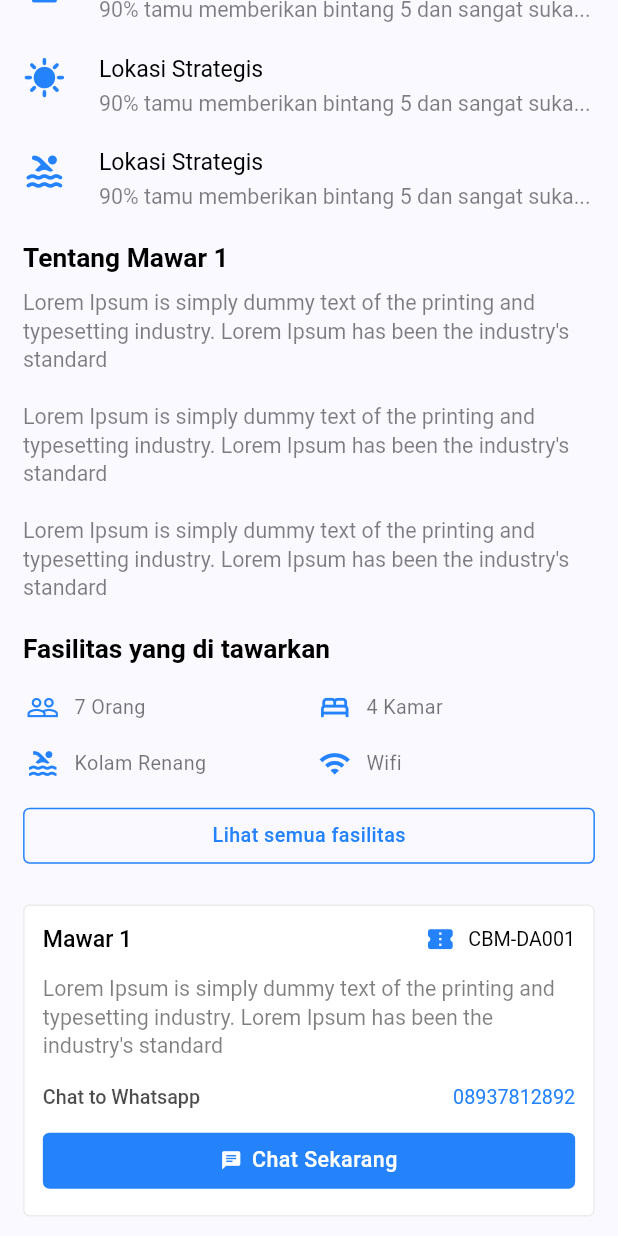
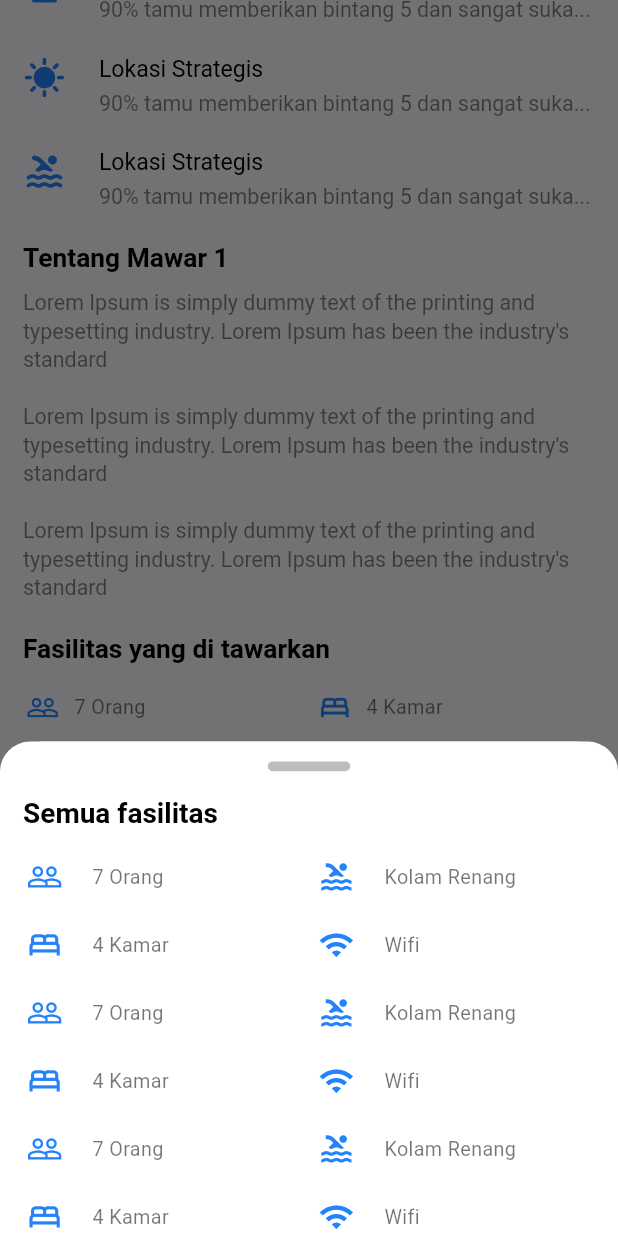
Before and after one commit to rogersovich/villa_idealis, a Flutter app: the VillaPages screen opened by its route, scrolled down 311 dp, after a tap on "Lihat semua fasilitas", on a phone screen of 412 x 824 dp. Run offline on Flutter 3.47's test engine with Material 2 defaults, Android fonts, the phone set to English and light mode, and no system bars; our stand-ins replace carousel_slider, dio, hexcolor; network calls fail.

Commit message:
Update Modal Facility

```diff
--- a/lib/src/core/utils/widget_util.dart
+++ b/lib/src/core/utils/widget_util.dart
@@ -2,7 +2,6 @@ import 'package:flutter/material.dart';
 
 import '../../../size_config.dart';
 import '../constant/color_constant.dart';
-
 
 //* DIVIDER
 Divider buildDivider(
@@ -22,9 +21,14 @@ Divider buildDivider(
   );
 }
 
-//* VERTICAL SPACING
-SizedBox buildSpacing(BuildContext context, {double height = 2}) {
-  return SizedBox(
-    height: getProportionateScreenHeight(context, height),
-  );
+//* VERTICAL & HORIZONTAL SPACING
+SizedBox buildSpacing(BuildContext context,
+    {double size = 2, String type = 'vertical'}) {
+  return type == 'vertical'
+      ? SizedBox(
+          height: getProportionateScreenHeight(context, size),
+        )
+      : SizedBox(
+          width: getProportionateScreenWidth(context, size),
+        );
 }
--- a/lib/src/feature/example/example_pages.dart
+++ b/lib/src/feature/example/example_pages.dart
@@ -17,12 +17,11 @@ class ExamplePages extends StatefulWidget {
 
 class _ExamplePagesState extends State<ExamplePages> {
   Dio dio = Dio();
-  late Future<CharactersReponse> charactersFuture;
+  // late Future<CharactersReponse> charactersFuture;
 
   @override
   void initState() {
     super.initState();
-    charactersFuture = fetchData();
   }
 
   Future<CharactersReponse> fetchData() async {
@@ -60,7 +59,7 @@ class _ExamplePagesState extends State<ExamplePages> {
         child: Column(
           children: [
             FutureBuilder<CharactersReponse>(
-              future: charactersFuture,
+              future: fetchData(),
               builder: (context, snapshot) {
                 if (snapshot.connectionState == ConnectionState.waiting) {
                   return const Center(child: CircularProgressIndicator());
--- a/lib/src/feature/villla/presentation/pages/villa_pages.dart
+++ b/lib/src/feature/villla/presentation/pages/villa_pages.dart
@@ -1,3 +1,5 @@
+// ignore_for_file: library_private_types_in_public_api
+
 import 'package:flutter/material.dart';
 import 'package:url_launcher/url_launcher.dart';
 import 'package:villa_idealis/size_config.dart';
@@ -6,32 +8,17 @@ import 'package:villa_idealis/src/core/utils/button_util.dart';
 import 'package:villa_idealis/src/core/utils/text_util.dart';
 
 import '../../../home/data/models/facility_models.dart';
+import '../widgets/modal_all_facility_widget.dart';
 import '../widgets/villa_image_carousel_widget.dart';
 
 class VillaPages extends StatefulWidget {
   const VillaPages({Key? key}) : super(key: key);
 
   @override
-  // ignore: library_private_types_in_public_api
   _VillaPagesState createState() => _VillaPagesState();
 }
 
 class _VillaPagesState extends State<VillaPages> {
-  // bool _hasCallSupport = false;
-  // Future<void>? _launched;
-  // String _phone = '089627210822';
-
-  // @override
-  // void initState() {
-  //   super.initState();
-  //   // Check for phone call support.
-  //   canLaunchUrl(Uri(scheme: 'tel', path: '123')).then((bool result) {
-  //     setState(() {
-  //       _hasCallSupport = result;
-  //     });
-  //   });
-  // }
-
   @override
   Widget build(BuildContext context) {
     final List<ListFacilities> listFacility = [
@@ -45,9 +32,8 @@ class _VillaPagesState extends State<VillaPages> {
 
     Future<void> launchInBrowser() async {
       const phoneNumber = '6289627210822';
-      const message = 'Hello, this is a template message!\n'
-          'This is a new line.\n'
-          'Another line here.';
+      const message = 'Halo, Saya Customer Idealis!\n'
+          'ingin membooking villa untuk tanggal 17 Desember apakah masih ada ?';
 
       final whatsappUrl = Uri.parse(
           'https://wa.me/$phoneNumber/?text=${Uri.encodeComponent(message)}');
@@ -311,7 +297,15 @@ class _VillaPagesState extends State<VillaPages> {
                     ),
                     SizedBox(height: getProportionateScreenWidth(context, 5)),
                     buildOutlinedButton(context, "Lihat semua fasilitas",
-                        onPressed: () => {},
+                        onPressed: () => {
+                              showModalBottomSheet<void>(
+                                context: context,
+                                isScrollControlled: true,
+                                builder: (BuildContext context) {
+                                  return const DraggableBottomSheet();
+                                },
+                              )
+                            },
                         width: double.infinity,
                         height: 34),
                     SizedBox(height: getProportionateScreenWidth(context, 20)),
--- /dev/null
+++ b/lib/src/feature/villla/presentation/widgets/modal_all_facility_widget.dart
@@ -0,0 +1,138 @@
+// ignore_for_file: library_private_types_in_public_api
+
+import 'package:flutter/material.dart';
+
+import '../../../../../size_config.dart';
+import '../../../../core/constant/color_constant.dart';
+import '../../../../core/utils/text_util.dart';
+import '../../../../core/utils/widget_util.dart';
+import '../../../home/data/models/facility_models.dart';
+
+class DraggableBottomSheet extends StatefulWidget {
+  const DraggableBottomSheet({super.key});
+
+  @override
+  _DraggableBottomSheetState createState() => _DraggableBottomSheetState();
+}
+
+class _DraggableBottomSheetState extends State<DraggableBottomSheet> {
+  double stripHeight = 3.0;
+  double maxChildSize = 0.7;
+  double initChildSize = 0.4;
+
+  @override
+  void initState() {
+    super.initState();
+  }
+
+  @override
+  Widget build(BuildContext context) {
+    final double fontSizeTextIcon = getProportionateScreenWidth(context, 12);
+    final double fontSizeIcon = getProportionateScreenWidth(context, 22);
+    final List<ListFacilities> listFacility = [
+      ListFacilities(icon: Icons.people_outline, title: '7 Orang'),
+      ListFacilities(icon: Icons.pool_outlined, title: 'Kolam Renang'),
+      ListFacilities(icon: Icons.bed_outlined, title: '4 Kamar'),
+      ListFacilities(icon: Icons.wifi, title: 'Wifi'),
+      ListFacilities(icon: Icons.people_outline, title: '7 Orang'),
+      ListFacilities(icon: Icons.pool_outlined, title: 'Kolam Renang'),
+      ListFacilities(icon: Icons.bed_outlined, title: '4 Kamar'),
+      ListFacilities(icon: Icons.wifi, title: 'Wifi'),
+      ListFacilities(icon: Icons.people_outline, title: '7 Orang'),
+      ListFacilities(icon: Icons.pool_outlined, title: 'Kolam Renang'),
+      ListFacilities(icon: Icons.bed_outlined, title: '4 Kamar'),
+      ListFacilities(icon: Icons.wifi, title: 'Wifi'),
+    ];
+
+    return DraggableScrollableSheet(
+      expand: false,
+      maxChildSize: maxChildSize,
+      initialChildSize: initChildSize,
+      builder: (BuildContext context, ScrollController scrollController) {
+        return Container(
+          decoration: const BoxDecoration(
+            color: Colors.white,
+            borderRadius: BorderRadius.only(
+              topLeft: Radius.circular(20.0),
+              topRight: Radius.circular(20.0),
+            ),
+          ),
+          padding: EdgeInsets.only(
+            top: getProportionateScreenWidth(context, 12),
+          ),
+          child: SingleChildScrollView(
+            controller: scrollController,
+            child: Column(
+              crossAxisAlignment: CrossAxisAlignment.start,
+              children: [
+                Center(
+                  child: Container(
+                    decoration: BoxDecoration(
+                      color: kGrayColor,
+                      borderRadius: BorderRadius.circular(
+                        getProportionateScreenWidth(context, 4),
+                      ),
+                    ),
+                    height: getProportionateScreenHeight(context, stripHeight),
+                    width: getProportionateScreenWidth(context, 50),
+                  ),
+                ),
+                buildSpacing(context, size: 8),
+                Padding(
+                  padding: EdgeInsets.symmetric(
+                    horizontal: getProportionateScreenWidth(context, 14),
+                  ),
+                  child: buildTextCustom(context, "Semua fasilitas",
+                      weight: 'w600', fontSize: 17),
+                ),
+                SingleChildScrollView(
+                  child: Padding(
+                    padding: EdgeInsets.symmetric(
+                        horizontal: getProportionateScreenWidth(context, 14),
+                        vertical: getProportionateScreenWidth(context, 12)),
+                    child: GridView.builder(
+                      shrinkWrap: true,
+                      physics: const NeverScrollableScrollPhysics(),
+                      gridDelegate:
+                          const SliverGridDelegateWithFixedCrossAxisCount(
+                              crossAxisCount: 2, // Number of icons per row
+                              crossAxisSpacing: 8.0, // Spacing horizontally
+                              mainAxisSpacing: 8.0, // Spacing vertically
+                              childAspectRatio: 5),
+                      itemCount: listFacility.length,
+                      itemBuilder: (context, index) {
+                        return Container(
+                          padding: EdgeInsets.symmetric(
+                              horizontal:
+                                  getProportionateScreenWidth(context, 2)),
+                          child: Row(
+                            mainAxisAlignment: MainAxisAlignment.start,
+                            crossAxisAlignment: CrossAxisAlignment.center,
+                            children: [
+                              Icon(listFacility[index].icon,
+                                  size: fontSizeIcon, color: kPrimaryColor),
+                              SizedBox(
+                                  width:
+                                      getProportionateScreenWidth(context, 18)),
+                              Text(
+                                listFacility[index].title,
+                                textAlign: TextAlign.center,
+                                style: TextStyle(
+                                    fontSize: fontSizeTextIcon,
+                                    color: Colors.black54),
+                              ),
+                            ],
+                          ),
+                        );
+                      },
+                    ),
+                  ),
+                ),
+              ],
+            ),
+          ),
+        );
+      },
+    );
+  }
+}
```
